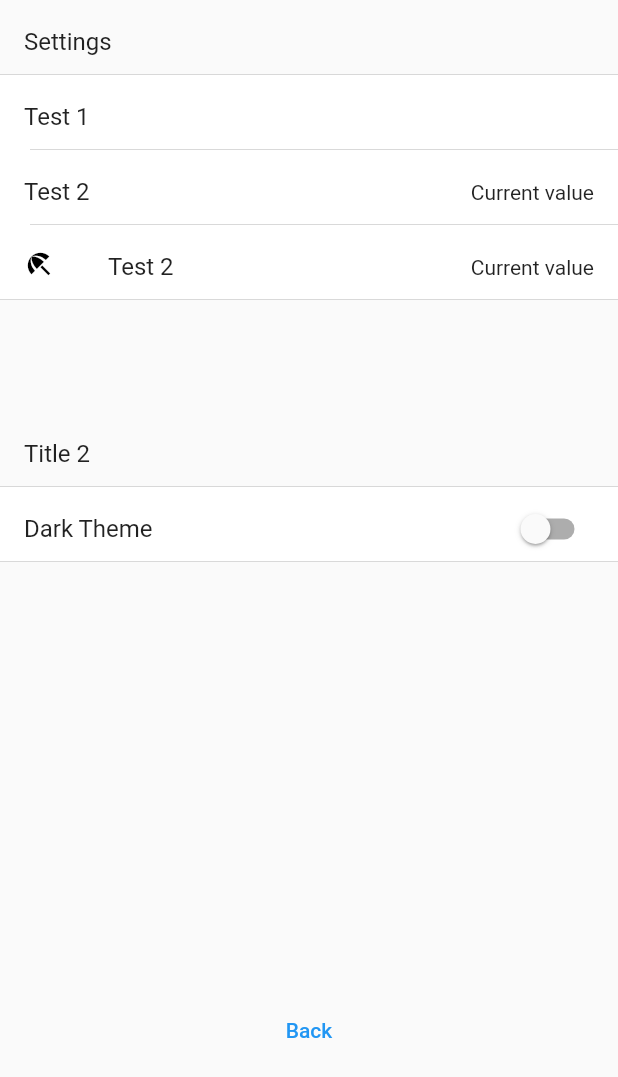
After one commit to anthoninCL/Flutter-I-MyTinder, a Flutter app: the screen it shows after launch, item 3 of the bottom bar chosen, after a tap on "Settings", on a phone screen of 412 x 824 dp. The commit adds this screen. Shown: the top 1077 px of the screen. Run offline on Flutter 3.47's test engine with Material 2 defaults, Android fonts, the phone set to English and light mode, and no system bars; our stand-ins replace flutter_svg, font_awesome_flutter.

Commit message:
feat: add new section tiles : - Section with icon tile (TODO: style) - Section with switch tile (TODO: style)

```diff
--- /dev/null
+++ b/my_tinder/lib/Views/components/section_item/icon_item.dart
@@ -0,0 +1,66 @@
+import 'package:flutter/material.dart';
+import 'package:flutter/src/widgets/framework.dart';
+import 'package:my_tinder/themes/app_theme.dart';
+
+import 'item.dart';
+
+class IconSectionItem extends StatefulWidget implements SectionItem {
+  final String title;
+  final String value;
+  final Icon icon;
+
+  const IconSectionItem({required this.title, required this.value, required this.icon});
+
+  @override
+  _IconSectionItemState createState() => _IconSectionItemState(
+      title: title, value: value, icon: icon
+  );
+
+  @override
+  Widget buildTitle(BuildContext context) {
+    return Text(
+      title,
+      style: AppTheme.textStyles.headline1,
+    );
+  }
+
+  Widget buildTrailing(BuildContext context) {
+    return Text(
+      value,
+      style: AppTheme.textStyles.headline1,
+    );
+  }
+
+  @override
+  Widget buildWidget(BuildContext context) {
+    return ListTile(
+      title: buildTitle(context),
+      trailing: buildTrailing(context),
+    );
+  }
+
+}
+
+class _IconSectionItemState extends State<IconSectionItem> {
+  String title;
+  String value;
+  Icon icon;
+  _IconSectionItemState({required this.title, required this.value, required this.icon});
+
+  @override
+  Widget build(BuildContext context) {
+    return GestureDetector(
+      // TODO: Open la bonne modale + renvoyer la valeur set dans la modale
+        onTap: () {
+          setState(() {
+            value = "Oui";
+          });
+        },
+        child : ListTile(
+          leading: icon,
+          title: Text(title),
+          trailing: Text(value),
+        )
+    );
+  }
+}
--- /dev/null
+++ b/my_tinder/lib/Views/components/section_item/switch_item.dart
@@ -0,0 +1,59 @@
+import 'package:flutter/material.dart';
+import 'package:flutter/src/widgets/framework.dart';
+import 'package:my_tinder/themes/app_theme.dart';
+
+import 'item.dart';
+
+class SwitchSectionItem extends StatefulWidget implements SectionItem {
+  final String title;
+  final bool value;
+
+  const SwitchSectionItem({required this.title, required this.value});
+
+  @override
+  _SwitchSectionItemState createState() => _SwitchSectionItemState(
+      title: title, value: value
+  );
+
+  @override
+  Widget buildTitle(BuildContext context) {
+    return Text(
+      title,
+      style: AppTheme.textStyles.headline1,
+    );
+  }
+
+  Widget buildTrailing(BuildContext context) {
+    return Container();
+  }
+
+  @override
+  Widget buildWidget(BuildContext context) {
+    return ListTile(
+      title: buildTitle(context),
+      trailing: buildTrailing(context),
+    );
+  }
+
+}
+
+class _SwitchSectionItemState extends State<SwitchSectionItem> {
+  String title;
+  bool value;
+  _SwitchSectionItemState({required this.title, required this.value});
+
+  @override
+  Widget build(BuildContext context) {
+    return ListTile(
+      title: Text(title),
+      trailing: Switch(
+        onChanged: (val) {
+          setState(() {
+            value = val;
+          });
+        },
+        value: value,
+      ),
+    );
+  }
+}
--- a/my_tinder/lib/Views/matches/matches.dart
+++ b/my_tinder/lib/Views/matches/matches.dart
@@ -1,8 +1,12 @@
 import 'package:flutter/material.dart';
+import 'package:flutter/services.dart';
+import 'dart:convert';
 import 'package:my_tinder/views/components/section_item/item.dart';
+import 'package:my_tinder/views/components/section_item/selection_item.dart';
 import 'package:my_tinder/views/components/section_item/simple_item.dart';
 import 'package:my_tinder/views/components/section_item/title_item.dart';
 import 'package:my_tinder/views/widgets/section.dart';
+import 'package:my_tinder/constants/settings/settings_section.json' as settings_data;
 
 class Matches extends StatefulWidget {
   const Matches({Key? key}) : super(key: key);
@@ -15,27 +19,10 @@ class _MatchesState extends State<Matches> {
 
   @override
   Widget build(BuildContext context) {
-    return Scaffold(
+    return const Scaffold(
       body: SafeArea(
         child: Center(
-            child: Column(
-              children: const [
-                Flexible(
-                  child: Section(itemList: [
-                    TitleSectionItem("Title 1"),
-                    SimpleSectionItem("Test 1"),
-                    SimpleSectionItem("Test 2"),
-                  ]),
-                ),
-                Flexible(
-                  child: Section(itemList: [
-                    TitleSectionItem("Title 2"),
-                    SimpleSectionItem("Test 1"),
-                    SimpleSectionItem("Test 2"),
-                  ]),
-                )
-              ],
-            ),
+            child: Text("Matches"),
         ),
       )
     );
--- a/my_tinder/lib/Views/profile/profile.dart
+++ b/my_tinder/lib/Views/profile/profile.dart
@@ -1,4 +1,6 @@
 import 'package:flutter/material.dart';
+import 'package:my_tinder/views/profile_edit/profile_edit.dart';
+import 'package:my_tinder/views/settings/settings.dart';
 
 class Profile extends StatefulWidget {
   const Profile({Key? key}) : super(key: key);
@@ -11,7 +13,33 @@ class _ProfileState extends State<Profile> {
   @override
   Widget build(BuildContext context) {
     return Scaffold(
-      body: Center(child: Text("Profile")),
+      body: Center(
+        child: Column(
+          children: [
+            Expanded (
+              child: TextButton (
+                onPressed: () {
+                  Navigator.push(
+                    context,
+                    MaterialPageRoute(builder: (context) => const Settings()),
+                  );
+                },
+                  child: const Text("Settings")
+              ),
+            ),
+            Expanded (
+              child: TextButton(
+                  onPressed: () {
+                    Navigator.push(
+                      context,
+                      MaterialPageRoute(builder: (context) => const ProfileEdit()),
+                    );
+                  },
+                  child: const Text("Edit profile")),
+            )
+          ],
+        ),
+      ),
     );
   }
 }
--- /dev/null
+++ b/my_tinder/lib/Views/settings/settings.dart
@@ -0,0 +1,63 @@
+import 'package:flutter/material.dart';
+import 'package:my_tinder/themes/app_theme.dart';
+import 'package:my_tinder/views/components/section_item/icon_item.dart';
+import 'package:my_tinder/views/components/section_item/selection_item.dart';
+import 'package:my_tinder/views/components/section_item/simple_item.dart';
+import 'package:my_tinder/views/components/section_item/switch_item.dart';
+import 'package:my_tinder/views/components/section_item/title_item.dart';
+import 'package:my_tinder/views/widgets/section.dart';
+
+class Settings extends StatefulWidget {
+  const Settings({Key? key}) : super(key: key);
+
+  @override
+  _SettingsState createState() => _SettingsState();
+}
+
+class _SettingsState extends State<Settings> {
+  @override
+  Widget build(BuildContext context) {
+    return Scaffold(
+      body: SafeArea(
+        child: Center(
+          child: Column(
+            children: [
+              Flexible(
+                child: Section(itemList: [
+                  const TitleSectionItem("Settings"),
+                  const SimpleSectionItem("Test 1"),
+                  const SelectionSectionItem(title: "Test 2", value: "Current value"),
+                  IconSectionItem(
+                    title: "Test 2",
+                    value: "Current value",
+                    icon: Icon(
+                      Icons.beach_access,
+                      color: AppTheme.colors.black,
+                      size: 20.0,
+                    ),
+                  )
+                ]),
+              ),
+              const Flexible(
+                child: Section(itemList: [
+                  TitleSectionItem("Title 2"),
+                  SwitchSectionItem(
+                    title: "Dark Theme",
+                    value: false,
+                  ),
+                ]),
+              ),
+              Expanded (
+                child: TextButton(
+                    onPressed: () {
+                      Navigator.pop(context);
+                    },
+                    child: const Text("Back")),
+              )
+            ],
+          ),
+        ),
+      ),
+    );
+  }
+}
--- /dev/null
+++ b/my_tinder/lib/constants/settings/settings_section.json
@@ -0,0 +1,137 @@
+/*{
+  "settings": [
+    {
+      "selection": [
+        {
+          "settings": [
+            {
+              "title": "Phone number",
+              "value": "",
+              "type": "select"
+            },
+            {
+              "title": "Email adress",
+              "value": "",
+              "type": "select"
+            }
+          ]
+        },
+        {
+          "preferences": [
+            {
+              "title": "Location",
+              "value": "Current location",
+              "type": "select"
+            },
+            {
+              "title": "Maximal distance",
+              "value": [
+                10
+              ],
+              "type": "slider"
+            },
+            {
+              "title": "I want to meet...",
+              "value": "",
+              "type": "select"
+            },
+            {
+              "title": "Age",
+              "value": [
+                18,
+                25
+              ],
+              "type": "slider"
+            },
+            {
+              "title": "Dark theme",
+              "value": false,
+              "type": "switch"
+            }
+          ]
+        },
+        {
+          "legal_notice": [
+            {
+              "title": "Privacy policy",
+              "value": "",
+              "type": "simple"
+            },
+            {
+              "title": "Terms of use",
+              "value": "",
+              "type": "simple"
+            }
+          ]
+        }
+      ]
+    },
+    {
+      "modals": [
+        {
+          "settings": [
+            {
+              "title": "Enter your phone number",
+              "description": "",
+              "value": "",
+              "type": "text"
+            },
+            {
+              "title": "Enter your email address",
+              "description": "",
+              "value": "",
+              "type": "text"
+            }
+          ]
+        },
+        {
+          "preferences": [
+            {
+              "title": "Enter your current location",
+              "description": "",
+              "value": "",
+              "type": "text"
+            },
+            {
+              "title": "Maximal distance",
+              "description": "",
+              "value": [],
+              "type": "slider"
+            },
+            {
+              "title": "Chose the gender of the personn you want to meet",
+              "description": "",
+              "value": ["men", "girl", "both"],
+              "type": "select"
+            },
+            {
+              "title": "Age",
+              "value": [18, 25],
+              "type": "slider"
+            },
+            {
+              "title": "Dark theme",
+              "value": false,
+              "type": "switch"
+            }
+          ]
+        },
+        {
+          "legal_notice": [
+            {
+              "title": "Privacy policy",
+              "value": "",
+              "type": "simple"
+            },
+            {
+              "title": "Terms of use",
+              "value": "",
+              "type": "simple"
+            }
+          ]
+        }
+      ]
+    }
+  ]
+}
+*/
```
Also changed, not shown: my_tinder/lib/Views/profile_edit/profile_edit.dart (added, +50 -0 lines), my_tinder/lib/Views/components/section_item/selection_item.dart (renamed from my_tinder/lib/Views/components/section_item/selection.dart).
